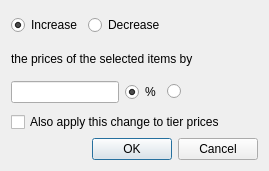
First picture: the form in src/incdecpricesdialog.ui, repository rgriebl/brickstore, before the edit.
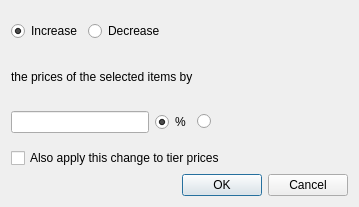
Second picture: the form after the edit.

The edit to the form file:
```diff
--- a/src/incdecpricesdialog.ui
+++ b/src/incdecpricesdialog.ui
@@ -6,8 +6,8 @@
    <rect>
     <x>0</x>
     <y>0</y>
-    <width>269</width>
-    <height>171</height>
+    <width>359</width>
+    <height>207</height>
    </rect>
   </property>
   <property name="windowTitle">
```
Left out of the diff: 30 changed lines with no effect on the pictures.
